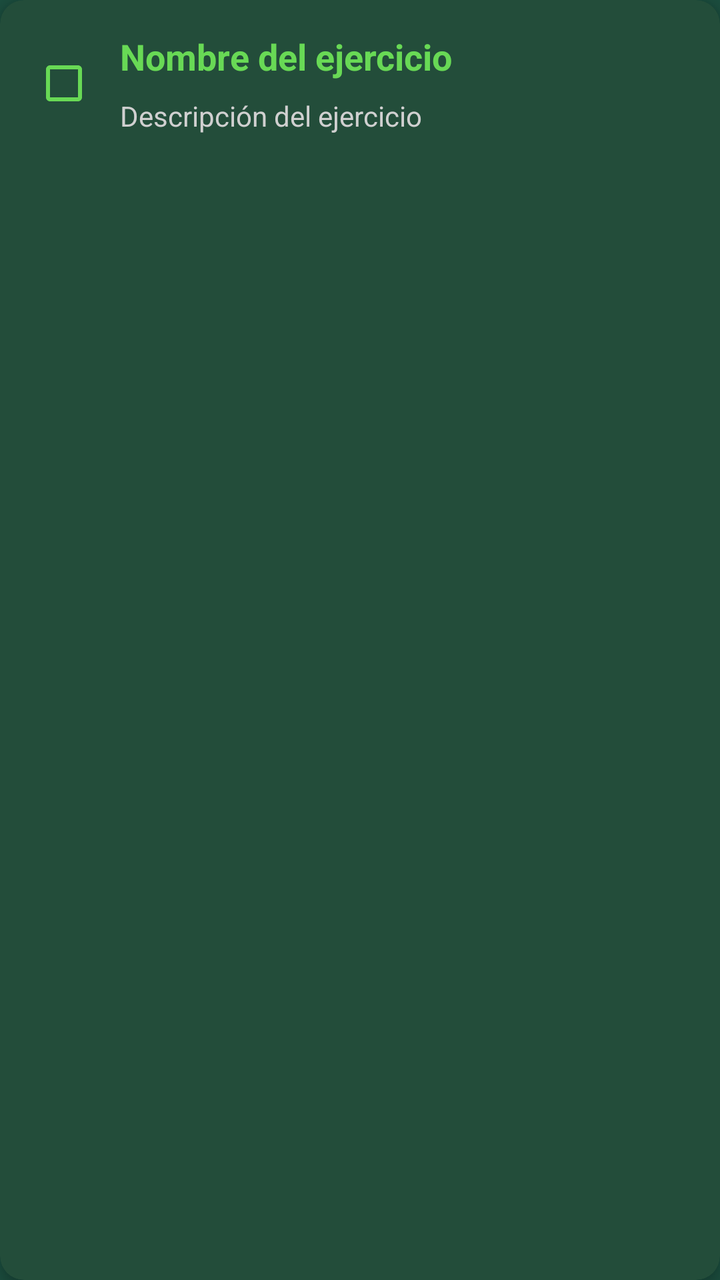
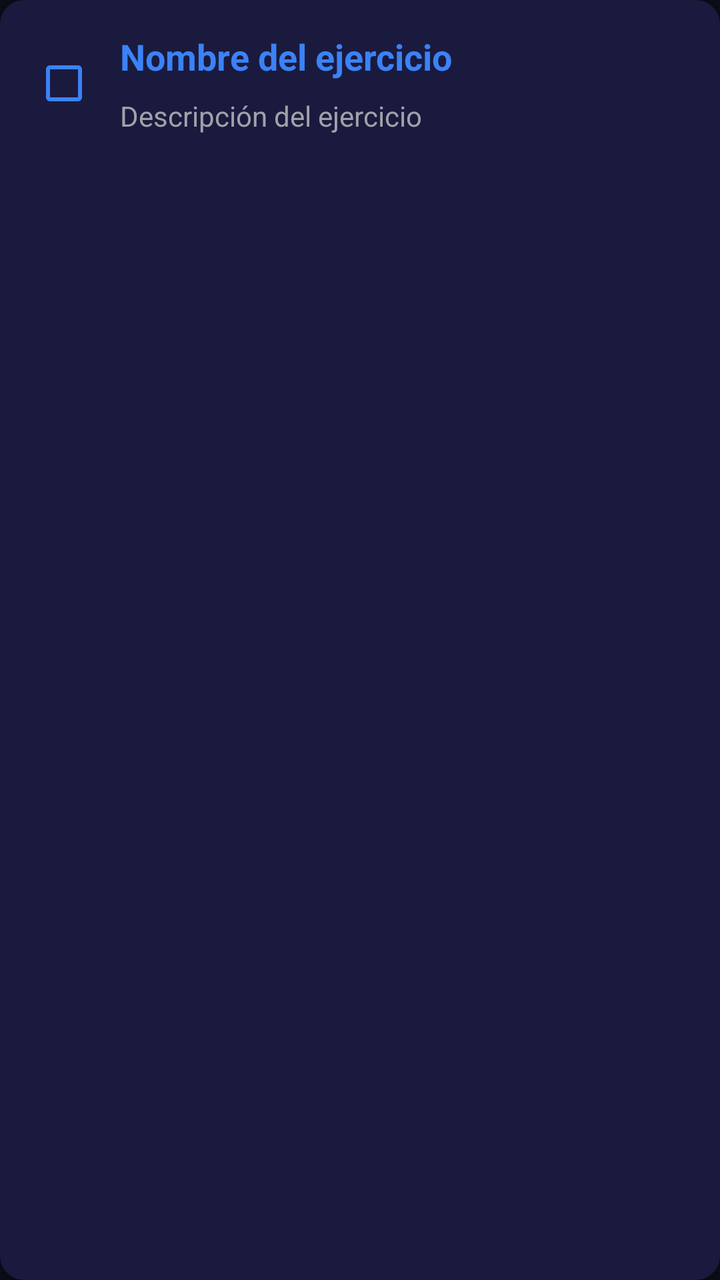

Compare the two renders of this Android layout. The source of the first and the diff that turns it into the second are given below.
<!-- AndroidManifest.xml: application theme Theme.GimnasioPro -->
<!-- res/layout/item_ejercicio.xml -->
<?xml version="1.0" encoding="utf-8"?>
<androidx.cardview.widget.CardView xmlns:android="http://schemas.android.com/apk/res/android"
    xmlns:app="http://schemas.android.com/apk/res-auto"
    android:layout_width="match_parent"
    android:layout_height="wrap_content"
    android:layout_marginHorizontal="8dp"
    android:layout_marginVertical="6dp"
    app:cardBackgroundColor="@color/card_background"
    app:cardCornerRadius="12dp"
    app:cardElevation="4dp">

    <LinearLayout
        android:layout_width="match_parent"
        android:layout_height="wrap_content"
        android:orientation="horizontal"
        android:gravity="center_vertical"
        android:padding="16dp">

        <CheckBox
            android:id="@+id/checkboxEjercicio"
            android:layout_width="wrap_content"
            android:layout_height="wrap_content"
            android:layout_marginEnd="12dp"
            android:visibility="visible"
            android:buttonTint="@color/electric_green_button" />

        <LinearLayout
            android:layout_width="0dp"
            android:layout_height="wrap_content"
            android:layout_weight="1"
            android:orientation="vertical">

            <TextView
                android:id="@+id/tvNombreEjercicio"
                android:layout_width="match_parent"
                android:layout_height="wrap_content"
                android:text="Nombre del ejercicio"
                android:textSize="18sp"
                android:textStyle="bold"
                android:textColor="@color/electric_green_button" />

            <TextView
                android:id="@+id/tvDescripcionEjercicio"
                android:layout_width="match_parent"
                android:layout_height="wrap_content"
                android:layout_marginTop="8dp"
                android:text="Descripción del ejercicio"
                android:textSize="14sp"
                android:textColor="@color/text_light_gray"
                android:lineSpacingMultiplier="1.2" />

        </LinearLayout>

    </LinearLayout>

</androidx.cardview.widget.CardView>
<!-- resources referenced by this layout -->
<resources>
  <color name="card_background">#FF234D3A</color>
  <color name="electric_green_button">#68D955</color>
  <color name="text_light_gray">#FFD0D0D0</color>
  <style name="Theme.GimnasioPro" parent="Theme.AppCompat.Light.NoActionBar">
          
          <item name="colorPrimary">@color/electric_green_button</item>
          <item name="colorPrimaryDark">@color/dark_green_background</item>
          <item name="colorAccent">@color/electric_green_button</item>
          <item name="android:windowBackground">@color/dark_green_background</item>
          <item name="android:statusBarColor">@color/dark_green_background</item>
          <item name="android:navigationBarColor">@color/dark_green_background</item>
          <item name="android:fitsSystemWindows">true</item>
      </style>
  <color name="dark_green_background">#FF1B4D3E</color>
</resources>

<!-- the commit's change to res/layout/item_ejercicio.xml (unified diff, before → after) -->
@@ -22,7 +22,7 @@
             android:layout_height="wrap_content"
             android:layout_marginEnd="12dp"
             android:visibility="visible"
-            android:buttonTint="@color/electric_green_button" />
+            android:buttonTint="@color/accent_blue" />
 
         <LinearLayout
             android:layout_width="0dp"
@@ -37,7 +37,7 @@
                 android:text="Nombre del ejercicio"
                 android:textSize="18sp"
                 android:textStyle="bold"
-                android:textColor="@color/electric_green_button" />
+                android:textColor="@color/accent_blue" />
 
             <TextView
                 android:id="@+id/tvDescripcionEjercicio"
<!-- resource entries referenced after the edit -->
@@ -1,8 +1,9 @@
 <!-- resources referenced by this layout -->
 <resources>
-  <color name="card_background">#FF234D3A</color>
-  <color name="electric_green_button">#68D955</color>
-  <color name="text_light_gray">#FFD0D0D0</color>
+  <color name="accent_blue">#3B82F6</color>
+  <color name="card_background">@color/card_dark</color>
+  <color name="electric_green_button">@color/accent_green</color>
+  <color name="text_light_gray">@color/text_secondary</color>
   <style name="Theme.GimnasioPro" parent="Theme.AppCompat.Light.NoActionBar">
           
           <item name="colorPrimary">@color/electric_green_button</item>
@@ -13,6 +14,10 @@
           <item name="android:navigationBarColor">@color/dark_green_background</item>
           <item name="android:fitsSystemWindows">true</item>
       </style>
-  <color name="dark_green_background">#FF1B4D3E</color>
+  <color name="card_dark">#1A1A3E</color>
+  <color name="text_secondary">#A1A1AA</color>
+  <color name="dark_green_background">@color/dark_background</color>
+  <color name="accent_green">#4ADE80</color>
+  <color name="dark_background">#0D0D1A</color>
 </resources>
 
